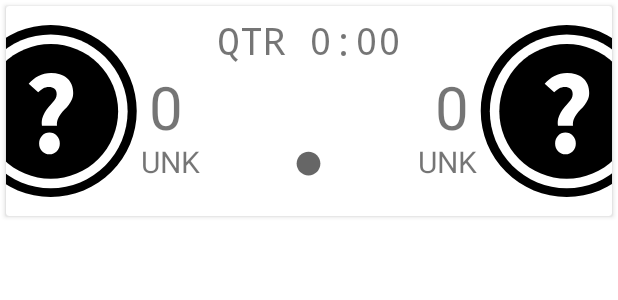
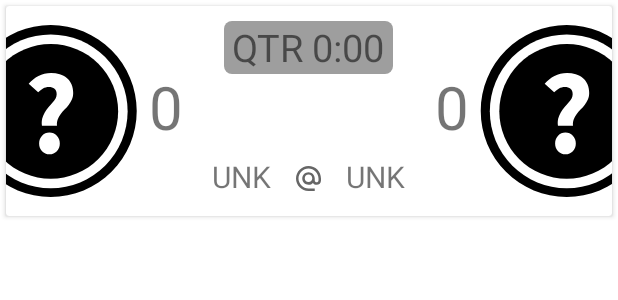
Before and after one commit to nicovert/BallCheck, an Android app: the layout now_item.xml on its own in the app's theme, with its tools: preview values and no code run, on a phone screen of 412 x 824 dp. Shown: the top 300 px of the screen. Run offline under Robolectric (Android 15) with nearby library versions, the phone set to English and light mode, and no system bars; network calls fail.

Commit message:
v1.1
Added quarter/OT to clock display
Added background to clock display
Changed tricode separator to @
Changed some alignments

```diff
--- /dev/null
+++ b/BallCheck/app/src/main/res/drawable/ic_at.xml
@@ -0,0 +1,14 @@
+<?xml version="1.0" encoding="utf-8"?>
+<vector
+    xmlns:android="http://schemas.android.com/apk/res/android"
+    android:name="vector"
+    android:width="24dp"
+    android:height="24dp"
+    android:viewportWidth="24"
+    android:viewportHeight="24"
+    android:tint="?attr/colorControlNormal">
+    <path
+        android:name="path"
+        android:pathData="M 12 8 C 9.8 8 8 9.8 8 12 C 8 14.2 9.8 16 12 16 L 14 16 L 14 15.2 L 12 15.2 C 10.3 15.2 8.8 13.7 8.8 12 C 8.8 10.3 10.3 8.8 12 8.8 C 13.7 8.8 15.2 10.3 15.2 12 L 15.2 12.6 C 15.2 12.9 14.9 13.2 14.6 13.2 C 14.3 13.2 14 12.9 14 12.6 L 14 12 C 14 10.9 13.1 10 12 10 C 10.9 10 10 10.9 10 12 C 10 13.1 10.9 14 12 14 C 12.6 14 13.1 13.8 13.4 13.4 C 13.7 13.8 14.1 14 14.6 14 C 15.4 14 16 13.4 16 12.6 L 16 12 C 16 9.7 14.2 8 12 8 Z M 12 13.1 C 11.3 13.1 10.8 12.6 10.8 11.9 C 10.8 11.2 11.3 10.7 12 10.7 C 12.7 10.7 13.2 11.2 13.2 11.9 C 13.2 12.6 12.7 13.1 12 13.1 Z"
+        android:fillColor="@android:color/white"/>
+</vector>
--- /dev/null
+++ b/BallCheck/app/src/main/res/drawable/rounded_corner_view.xml
@@ -0,0 +1,13 @@
+<?xml version="1.0" encoding="utf-8"?>
+<shape
+    xmlns:android="http://schemas.android.com/apk/res/android"
+    android:shape="rectangle"
+    android:tint="?attr/colorPrimaryVariant">
+    <corners
+        android:radius="5dp" />
+<!--    <stroke-->
+<!--        android:width="2dp"-->
+<!--        android:color="@color/white"/>-->
+    <solid
+        android:color="@color/white"/>
+</shape>
--- a/BallCheck/app/src/main/res/layout/fragment_about.xml
+++ b/BallCheck/app/src/main/res/layout/fragment_about.xml
@@ -31,7 +31,7 @@
         <TextView
             android:layout_width="match_parent"
             android:layout_height="wrap_content"
-            android:text="Version: 1.0"
+            android:text="Version: 1.1"
             android:textSize="16dp"
             android:layout_marginTop="4dp"
             android:layout_marginBottom="4dp"/>
--- a/BallCheck/app/src/main/res/layout/now_item.xml
+++ b/BallCheck/app/src/main/res/layout/now_item.xml
@@ -24,8 +24,8 @@
             android:id="@+id/tricodeAway"
             android:layout_width="wrap_content"
             android:layout_height="25dp"
-            android:layout_below="@id/scoreAway"
-            android:layout_alignLeft="@id/scoreAway"
+            android:layout_marginTop="100dp"
+            android:layout_toLeftOf="@id/imageSeparator"
             android:layout_marginLeft="-5dp"
             android:text="UNK"
             android:textSize="20sp" />
@@ -55,8 +55,8 @@
             android:id="@+id/tricodeHome"
             android:layout_width="wrap_content"
             android:layout_height="25dp"
-            android:layout_below="@id/scoreHome"
-            android:layout_alignRight="@id/scoreHome"
+            android:layout_marginTop="100dp"
+            android:layout_toRightOf="@id/imageSeparator"
             android:layout_marginRight="-5dp"
             android:text="UNK"
             android:textSize="20sp" />
@@ -77,18 +77,20 @@
             android:layout_width="wrap_content"
             android:layout_height="35dp"
             android:layout_centerHorizontal="true"
-            android:layout_marginTop="5dp"
-            android:fontFamily="monospace"
+            android:layout_marginTop="10dp"
             android:text="QTR 0:00"
-            android:textSize="25sp" />
+            android:textSize="25sp"
+            android:background="@drawable/rounded_corner_view"
+            android:paddingLeft="5dp"
+            android:paddingRight="5dp"/>
 
         <ImageView
             android:id="@+id/imageSeparator"
             android:layout_width="50dp"
             android:layout_height="50dp"
             android:layout_centerHorizontal="true"
-            android:layout_marginTop="80dp"
-            android:src="@drawable/ic_circle" />
+            android:layout_marginTop="90dp"
+            android:src="@drawable/ic_at" />
 
     </RelativeLayout>
 
```
Also changed, not shown: BallCheck/app/src/main/java/com/nicovert/ballcheck/MainActivity.kt (+18 -3 lines).
